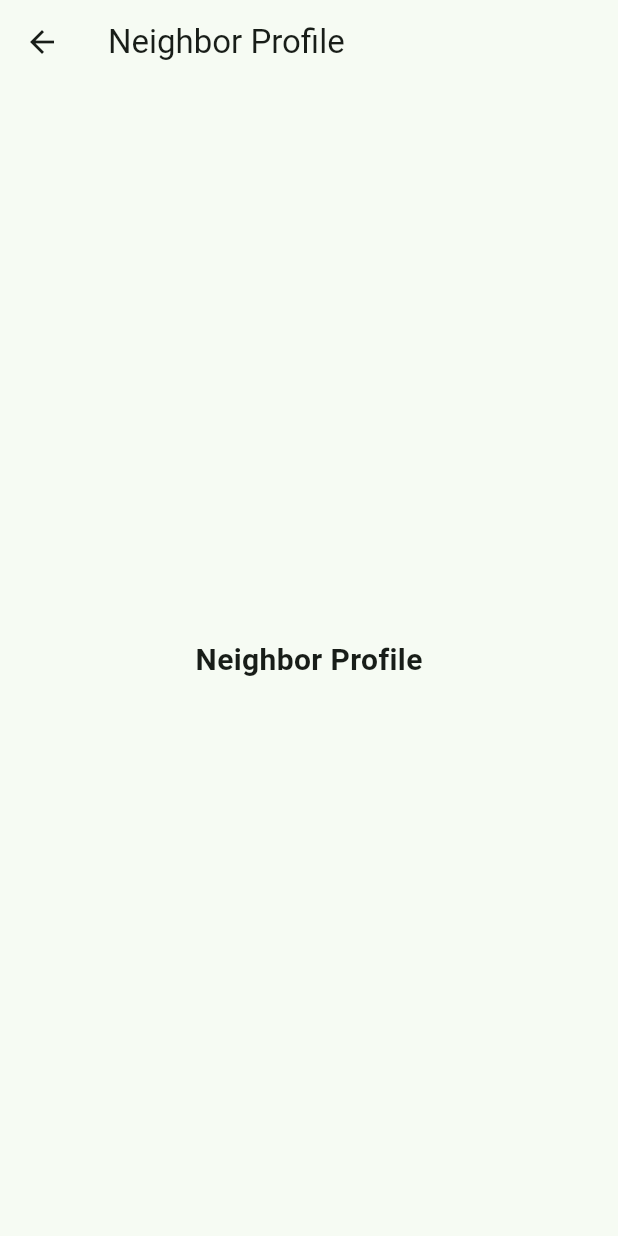
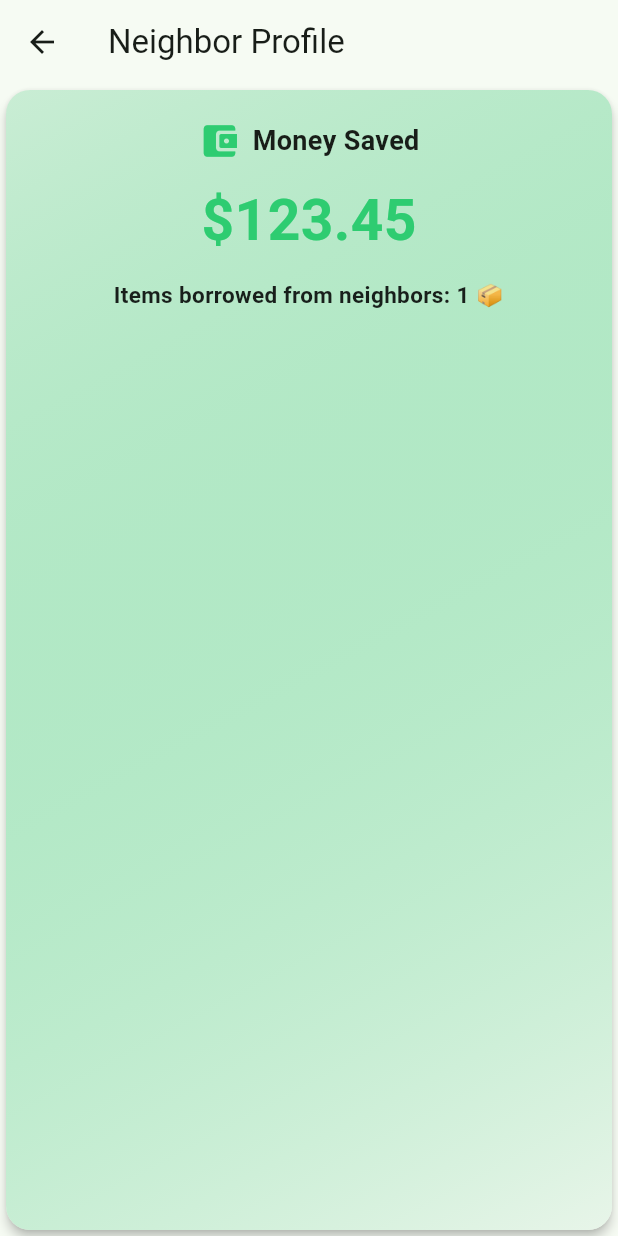
Before and after one commit to cherrydan/neighbor_share, a Flutter app: the ProfileScreen screen opened directly, on a phone screen of 412 x 824 dp. Run offline on Flutter 3.47's test engine with Material 3 defaults, Android fonts, the phone set to English and light mode, and no system bars.

Commit message:
feat: implement localized SavedMoneyCard widget with precise decimals and high contrast design

```diff
--- a/lib/l10n/app_en.arb
+++ b/lib/l10n/app_en.arb
@@ -6,6 +6,7 @@
   "profileTab": "Neighbor Profile",
   "estimatedValueLabel": "Store price ($)",
   "totalSavedTitle": "Money Saved",
-  "returnDateTitle": "Return due"
+  "returnDateTitle": "Return due",
+  "itemsBorrowedLabel": "Items borrowed from neighbors: {count} 📦"
 
 }
--- a/lib/l10n/app_es.arb
+++ b/lib/l10n/app_es.arb
@@ -6,6 +6,7 @@
   "profileTab": "Perfil del vecino",
   "estimatedValueLabel": "Precio en tienda ($)",
   "totalSavedTitle": "Dinero ahorrado",
-  "returnDateTitle": "Devolver antes de"
+  "returnDateTitle": "Devolver antes de",
+  "itemsBorrowedLabel": "Artículos pedidos a vecinos: {count} 📦"
 
 }
--- a/lib/l10n/app_localizations.dart
+++ b/lib/l10n/app_localizations.dart
@@ -149,6 +149,12 @@ abstract class AppLocalizations {
   /// In ru, this message translates to:
   /// **'Вернуть до'**
   String get returnDateTitle;
+
+  /// No description provided for @itemsBorrowedLabel.
+  ///
+  /// In ru, this message translates to:
+  /// **'Одолжено вещей у соседей: {count} 📦'**
+  String itemsBorrowedLabel(Object count);
 }
 
 class _AppLocalizationsDelegate
--- a/lib/l10n/app_localizations_en.dart
+++ b/lib/l10n/app_localizations_en.dart
@@ -31,4 +31,9 @@ class AppLocalizationsEn extends AppLocalizations {
 
   @override
   String get returnDateTitle => 'Return due';
+
+  @override
+  String itemsBorrowedLabel(Object count) {
+    return 'Items borrowed from neighbors: $count 📦';
+  }
 }
--- a/lib/l10n/app_localizations_es.dart
+++ b/lib/l10n/app_localizations_es.dart
@@ -31,4 +31,9 @@ class AppLocalizationsEs extends AppLocalizations {
 
   @override
   String get returnDateTitle => 'Devolver antes de';
+
+  @override
+  String itemsBorrowedLabel(Object count) {
+    return 'Artículos pedidos a vecinos: $count 📦';
+  }
 }
--- a/lib/l10n/app_localizations_pt.dart
+++ b/lib/l10n/app_localizations_pt.dart
@@ -31,4 +31,9 @@ class AppLocalizationsPt extends AppLocalizations {
 
   @override
   String get returnDateTitle => 'Devolver até';
+
+  @override
+  String itemsBorrowedLabel(Object count) {
+    return 'Itens pedidos aos vizinhos: $count 📦';
+  }
 }
--- a/lib/l10n/app_localizations_ru.dart
+++ b/lib/l10n/app_localizations_ru.dart
@@ -31,4 +31,9 @@ class AppLocalizationsRu extends AppLocalizations {
 
   @override
   String get returnDateTitle => 'Вернуть до';
+
+  @override
+  String itemsBorrowedLabel(Object count) {
+    return 'Одолжено вещей у соседей: $count 📦';
+  }
 }
--- a/lib/l10n/app_pt.arb
+++ b/lib/l10n/app_pt.arb
@@ -6,6 +6,7 @@
   "profileTab": "Perfil do vizinho",
   "estimatedValueLabel": "Preço na loja ($)",
   "totalSavedTitle": "Dinheiro poupado",
-  "returnDateTitle": "Devolver até"
+  "returnDateTitle": "Devolver até",
+  "itemsBorrowedLabel": "Itens pedidos aos vizinhos: {count} 📦"
 
 }
--- a/lib/l10n/app_ru.arb
+++ b/lib/l10n/app_ru.arb
@@ -6,6 +6,7 @@
   "profileTab": "Профиль соседа",
   "estimatedValueLabel": "Цена в магазине ($)",
   "totalSavedTitle": "Сэкономлено денег",
-  "returnDateTitle": "Вернуть до"
+  "returnDateTitle": "Вернуть до",
+  "itemsBorrowedLabel": "Одолжено вещей у соседей: {count} 📦"
 
 }
--- a/lib/screens/profile_screen.dart
+++ b/lib/screens/profile_screen.dart
@@ -1,4 +1,5 @@
 import 'package:flutter/material.dart';
+import 'package:neighbor_share/widgets/saved_money_card.dart';
 import '../l10n/app_localizations.dart';
 
 class ProfileScreen extends StatelessWidget {
@@ -10,10 +11,7 @@ class ProfileScreen extends StatelessWidget {
     return Scaffold(
       appBar: AppBar(title: Text(l10n.profileTab)),
       body: Center(
-        child: Text(
-          l10n.profileTab,
-          style: const TextStyle(fontSize: 20, fontWeight: FontWeight.bold),
-        ),
+        child: SavedMoneyCard(totalSaved: 123.45, itemsBorrowedCount: 1),
       ),
     );
   }
--- /dev/null
+++ b/lib/widgets/saved_money_card.dart
@@ -0,0 +1,75 @@
+import 'package:flutter/material.dart';
+import '../l10n/app_localizations.dart';
+
+class SavedMoneyCard extends StatelessWidget {
+  final double totalSaved;
+  final int itemsBorrowedCount;
+
+  const SavedMoneyCard({
+    super.key,
+    required this.totalSaved,
+    required this.itemsBorrowedCount,
+  });
+
+  @override
+  Widget build(BuildContext context) {
+    final l10n = AppLocalizations.of(context)!;
+
+    return Card(
+      elevation: 3,
+      shape: RoundedRectangleBorder(borderRadius: BorderRadius.circular(16)),
+      child: Container(
+        padding: const EdgeInsets.all(20.0),
+        decoration: BoxDecoration(
+          borderRadius: BorderRadius.circular(16),
+          gradient: LinearGradient(
+            colors: [
+              const Color(0xFF2ECC71).withValues(alpha: 0.20),
+              Colors.green.shade50,
+            ],
+            begin: Alignment.topLeft,
+            end: Alignment.bottomRight,
+          ),
+        ),
+        child: Column(
+          children: [
+            Row(
+              mainAxisAlignment: MainAxisAlignment.center,
+              children: [
+                const Icon(Icons.account_balance_wallet_rounded, color: Color(0xFF2ECC71), size: 28),
+                const SizedBox(width: 8),
+                Text(
+                  l10n.totalSavedTitle,
+                  style: const TextStyle(fontSize: 18, fontWeight: FontWeight.bold),
+                ),
+              ],
+            ),
+            const SizedBox(height: 12),
+
+            // 🟢 Показываем точные центы через toStringAsFixed(2)!
+            Text(
+              '\$${totalSaved.toStringAsFixed(2)}',
+              style: const TextStyle(
+                fontSize: 38,
+                fontWeight: FontWeight.bold,
+                color: Color(0xFF2ECC71),
+              ),
+            ),
+            const SizedBox(height: 12),
+
+            // 🟢 Крупный, чёткий и жирный текст локализации!
+            Text(
+              l10n.itemsBorrowedLabel(itemsBorrowedCount),
+              textAlign: TextAlign.center,
+              style: const TextStyle(
+                fontSize: 15,
+                fontWeight: FontWeight.w600, // 🟢 Пожирнее!
+                color: Colors.black87,       // 🟢 Контрастнее!
+              ),
+            ),
+          ],
+        ),
+      ),
+    );
+  }
+}
```
